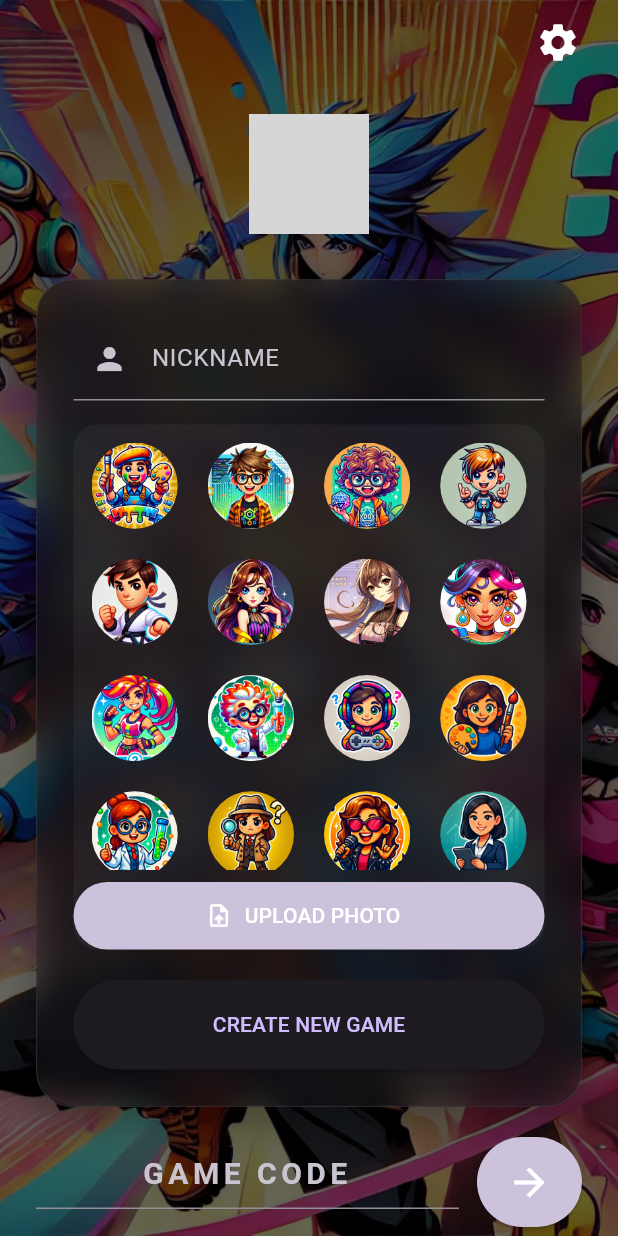
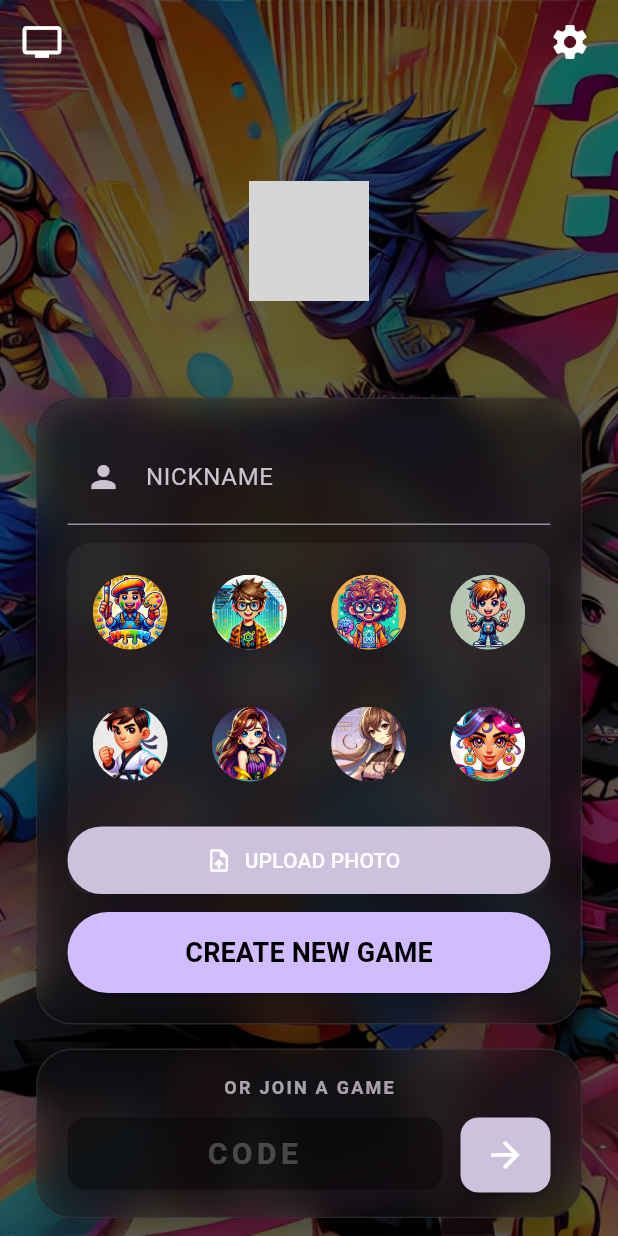
Before and after one commit to DJuchem/knowitall_client, a Flutter app: the screen it shows after launch, on a phone screen of 412 x 824 dp. Run offline on Flutter 3.47's test engine with Material 3 defaults, Android fonts, the phone set to English and light mode, and no system bars; our stand-ins replace animate_do, audioplayers, confetti, image_picker, shared_preferences, youtube_player_iframe; missing offline and left inert: dart:html, mobile_scanner, signalr_netcore; grey boxes are pictures that could not be loaded.

Commit message:
still some issues but it runs

```diff
--- a/lib/screens/welcome_screen.dart
+++ b/lib/screens/welcome_screen.dart
@@ -9,7 +9,6 @@ import '../widgets/base_scaffold.dart';
 import '../theme/app_theme.dart';
 import 'package:flutter/foundation.dart';
 import 'dart:html' as html;
-// ✅ ADD THIS for QR Scanning
 import 'package:mobile_scanner/mobile_scanner.dart';
 
 class WelcomeScreen extends StatefulWidget {
@@ -23,19 +22,16 @@ class _WelcomeScreenState extends State<WelcomeScreen> {
   final _nameController = TextEditingController();
   final _codeController = TextEditingController();
   final _tvCodeController = TextEditingController();
-
   String _selectedAvatar = "avatars/avatar_0.png";
 
+  // ... (Keep existing _serverUrl, _loadUserPrefs, _saveUserPrefs, _cleanPath, _validateInput methods) ...
+  // ... (Keep existing _openCameraScanner and _showTvDialog methods) ...
+
   String get _serverUrl {
-    // 1. PRODUCTION (Docker / Release Build)
     if (kReleaseMode && kIsWeb) {
       final location = html.window.location;
-      // Use 'http' or 'https'. SignalR handles the upgrade to wss internally.
       return "${location.protocol}//${location.host}/ws";
     }
-
-    // 2. DEVELOPMENT (Localhost Debugging)
-    // Update '5074' if your local port is different
     return "http://localhost:5074/ws";
   }
 
@@ -77,7 +73,6 @@ class _WelcomeScreenState extends State<WelcomeScreen> {
     return true;
   }
 
-  // ✅ HELPER: Open Camera Scanner
   void _openCameraScanner(BuildContext context) {
     showModalBottomSheet(
         context: context,
@@ -101,12 +96,11 @@ class _WelcomeScreenState extends State<WelcomeScreen> {
                                 final List<Barcode> barcodes = capture.barcodes;
                                 if (barcodes.isNotEmpty) {
                                     final String? code = barcodes.first.rawValue;
-                                    // Our TV code is exactly 4 chars
                                     if (code != null && code.length == 4) {
                                         setState(() {
                                             _tvCodeController.text = code.toUpperCase();
                                         });
-                                        Navigator.pop(context); // Close scanner
+                                        Navigator.pop(context);
                                         ScaffoldMessenger.of(context).showSnackBar(const SnackBar(content: Text("Code Scanned!"), backgroundColor: Colors.green));
                                     }
                                 }
@@ -125,35 +119,41 @@ class _WelcomeScreenState extends State<WelcomeScreen> {
     context: context,
     builder: (_) => AlertDialog(
       backgroundColor: theme.colorScheme.surface,
-        title: Center(child: Text("CONNECT TO TV", style: TextStyle(color: theme.colorScheme.primary, fontWeight: FontWeight.bold))),
+      title: Center(
+        child: Text(
+          "CONNECT TO TV",
+          style: TextStyle(color: theme.colorScheme.primary, fontWeight: FontWeight.bold),
+        ),
+      ),
       content: Column(
         mainAxisSize: MainAxisSize.min,
         children: [
           const Icon(Icons.tv, size: 60, color: Colors.white54),
           const SizedBox(height: 16),
-            const Text("Enter or Scan the 4-letter code displayed on the TV screen:", textAlign: TextAlign.center),
+          const Text(
+            "Enter or Scan the 4-letter code displayed on the TV screen:",
+            textAlign: TextAlign.center,
+          ),
           const SizedBox(height: 20),
           TextField(
             controller: _tvCodeController,
             textAlign: TextAlign.center,
-              style: TextStyle(color: theme.colorScheme.secondary, fontSize: 32, fontWeight: FontWeight.bold, letterSpacing: 8),
+            style: TextStyle(
+              color: theme.colorScheme.secondary,
+              fontSize: 32,
+              fontWeight: FontWeight.bold,
+              letterSpacing: 8,
+            ),
             decoration: InputDecoration(
               hintText: "ABCD",
               fillColor: theme.colorScheme.onSurface.withOpacity(0.05),
               contentPadding: const EdgeInsets.symmetric(vertical: 16),
               border: OutlineInputBorder(borderRadius: BorderRadius.circular(12)),
-                // ✅ ADD SCAN BUTTON
               suffixIcon: IconButton(
                 icon: const Icon(Icons.qr_code_scanner, color: Colors.cyanAccent),
                 onPressed: () {
-                        // Close dialog momentarily to show scanner?
-                        // Or stack scanner on top? Stack usually works better.
-                        // However, showModalBottomSheet works best from the root context.
-                        Navigator.pop(context); // Close current dialog
-                        _openCameraScanner(context); // Open Scanner
-                        // Note: You might need logic to re-open this dialog after scanning
-                        // For now, let's assume the user re-opens it or we just populate the field.
-                        // Better UX: Keep this open and open scanner on top.
+                  Navigator.pop(context);
+                  _openCameraScanner(context);
                 },
               ),
             ),
@@ -167,9 +167,15 @@ class _WelcomeScreenState extends State<WelcomeScreen> {
             final code = _tvCodeController.text.trim();
             if (code.isNotEmpty) {
               await game.linkTv(code);
+
               if (context.mounted) {
                 Navigator.pop(context);
-                  ScaffoldMessenger.of(context).showSnackBar(SnackBar(content: const Text("TV Connected!"), backgroundColor: theme.colorScheme.secondary));
+                ScaffoldMessenger.of(context).showSnackBar(
+                  SnackBar(
+                    content: const Text("TV code saved — will link when you create/join a lobby."),
+                    backgroundColor: theme.colorScheme.secondary,
+                  ),
+                );
               }
             }
           },
@@ -180,72 +186,80 @@ class _WelcomeScreenState extends State<WelcomeScreen> {
   );
 }
 
+
   @override
   Widget build(BuildContext context) {
     final game = Provider.of<GameProvider>(context);
     final theme = Theme.of(context);
 
-    void openSettings() {
-      showModalBottomSheet(
+    return BaseScaffold(
+      extendBodyBehindAppBar: true,
+      // ✅ FIX: Icons moved to AppBar for perfect alignment
+      appBar: AppBar(
+        backgroundColor: Colors.transparent,
+        elevation: 0,
+        leading: IconButton(
+          icon: const Icon(Icons.tv, color: Colors.white, size: 28),
+          onPressed: () => _showTvDialog(context, game),
+        ),
+        actions: [
+          IconButton(
+            icon: const Icon(Icons.settings, color: Colors.white, size: 28),
+            onPressed: () => showModalBottomSheet(
               context: context,
-        isScrollControlled: true,
               backgroundColor: Colors.transparent,
-        builder: (_) => const ClientSettingsSheet(),
-      );
-    }
-
-    return BaseScaffold(
-      showSettings: true,
-      extendBodyBehindAppBar: true,
-      onSettingsTap: openSettings,
+              builder: (_) => const ClientSettingsSheet()
+            ),
+          ),
+          const SizedBox(width: 8),
+        ],
+      ),
       body: SafeArea(
+        child: Padding(
+          padding: const EdgeInsets.fromLTRB(24, 0, 24, 12),
+          child: Column(
+            crossAxisAlignment: CrossAxisAlignment.stretch,
+            children: [
+              // 1. LOGO (Flexible)
+              Expanded(
+                flex: 3,
                 child: Center(
-          child: SingleChildScrollView(
-            child: ConstrainedBox(
-              constraints: const BoxConstraints(maxWidth: 500),
-              child: Padding(
-                padding: const EdgeInsets.symmetric(horizontal: 24.0, vertical: 20),
-                child: Column(
-                  mainAxisAlignment: MainAxisAlignment.center,
-                  children: [
-
-                    // 1. LOGO
-                    FadeInDown(
                   child: Hero(
                     tag: 'app_logo',
                     child: Image.asset(
                       _cleanPath(game.config.logoPath),
                       fit: BoxFit.contain,
-                          height: 120,
+                      // Ensure it doesn't get ridiculously large on tablets
+                      width: 400,
                       errorBuilder: (_,__,___) => const Icon(Icons.quiz, size: 80, color: Colors.white),
                     ),
                   ),
                 ),
+              ),
 
-                    const SizedBox(height: 30),
-
-                    // 2. MAIN CARD
-                    FadeInUp(
+              // 2. PROFILE CARD (Expanded)
+              Expanded(
+                flex: 6,
+                child: FadeInUp(
                   child: GlassContainer(
-                        padding: const EdgeInsets.all(24),
+                    padding: const EdgeInsets.all(20),
                     child: Column(
                       mainAxisSize: MainAxisSize.min,
                       children: [
-                            // NICKNAME
                         TextField(
                           controller: _nameController,
                           style: TextStyle(color: theme.colorScheme.onSurface),
                           decoration: const InputDecoration(
                             prefixIcon: Icon(Icons.person),
                             labelText: "NICKNAME",
+                            contentPadding: EdgeInsets.symmetric(vertical: 12, horizontal: 16),
                           ),
                         ),
+                        const SizedBox(height: 12),
 
-                            const SizedBox(height: 16),
-
-                            // ✅ FIXED: AVATAR SELECTOR (Fixed Height container)
-                            Container(
-                              height: 350, // Fixed height ensures multi-row visibility
+                        // Avatar takes remaining space inside card
+                        Expanded(
+                          child: Container(
                             decoration: BoxDecoration(
                               color: theme.colorScheme.onSurface.withOpacity(0.05),
                               borderRadius: BorderRadius.circular(16)
@@ -255,14 +269,18 @@ class _WelcomeScreenState extends State<WelcomeScreen> {
                               onSelect: (val) => setState(() => _selectedAvatar = _cleanPath(val)),
                             ),
                           ),
+                        ),
 
-                            const SizedBox(height: 20),
+                        const SizedBox(height: 12),
 
-                            // CREATE BUTTON
                         SizedBox(
                           width: double.infinity,
-                              height: 60,
+                          height: 54,
                           child: ElevatedButton(
+                            style: ElevatedButton.styleFrom(
+                              backgroundColor: theme.colorScheme.primary,
+                              foregroundColor: Colors.black,
+                            ),
                             onPressed: () async {
                               if (!_validateInput(context)) return;
                               await _saveUserPrefs();
@@ -271,45 +289,55 @@ class _WelcomeScreenState extends State<WelcomeScreen> {
                               await game.connect(_serverUrl);
                               game.setAppState(AppState.create);
                             },
-                                child: const Text("CREATE NEW GAME"),
+                            child: const Text("CREATE NEW GAME", style: TextStyle(fontSize: 18, fontWeight: FontWeight.bold)),
                           ),
                         ),
                       ],
                     ),
                   ),
                 ),
+              ),
 
-                    const SizedBox(height: 20),
+              const SizedBox(height: 16),
 
-                    // 3. JOIN & TV
+              // 3. JOIN GAME (Bottom Fixed)
               FadeInUp(
                 delay: const Duration(milliseconds: 200),
+                child: GlassContainer(
+                  padding: const EdgeInsets.symmetric(vertical: 16, horizontal: 20),
                   child: Column(
                     children: [
+                      Text("OR JOIN A GAME", style: TextStyle(color: theme.colorScheme.onSurface.withOpacity(0.7), fontWeight: FontWeight.bold, fontSize: 12, letterSpacing: 1.5)),
+                      const SizedBox(height: 12),
                       Row(
                         children: [
                           Expanded(
                             child: SizedBox(
-                                  height: 60,
+                              height: 50,
                               child: TextField(
                                 controller: _codeController,
                                 style: TextStyle(color: theme.colorScheme.onSurface, fontWeight: FontWeight.bold, letterSpacing: 3, fontSize: 20),
                                 textAlign: TextAlign.center,
-                                    decoration: const InputDecoration(
-                                      hintText: "GAME CODE",
-                                      contentPadding: EdgeInsets.symmetric(horizontal: 16),
+                                decoration: InputDecoration(
+                                  hintText: "CODE",
+                                  hintStyle: TextStyle(color: Colors.white24),
+                                  filled: true,
+                                  fillColor: Colors.black38,
+                                  contentPadding: const EdgeInsets.symmetric(horizontal: 16),
+                                  border: OutlineInputBorder(borderRadius: BorderRadius.circular(12), borderSide: BorderSide.none),
                                 ),
                               ),
                             ),
                           ),
                           const SizedBox(width: 12),
                           SizedBox(
-                                height: 60,
-                                width: 70,
+                            height: 50,
+                            width: 60,
                             child: ElevatedButton(
                               style: ElevatedButton.styleFrom(
                                 backgroundColor: theme.colorScheme.secondary,
                                 padding: EdgeInsets.zero,
+                                shape: RoundedRectangleBorder(borderRadius: BorderRadius.circular(12))
                               ),
                               onPressed: () async {
                                 if (!_validateInput(context)) return;
@@ -321,28 +349,19 @@ class _WelcomeScreenState extends State<WelcomeScreen> {
                                 await game.connect(_serverUrl);
                                 await game.joinLobby(code, _nameController.text.trim(), _cleanPath(_selectedAvatar));
                               },
-                                  child: const Icon(Icons.arrow_forward, color: Colors.white, size: 30),
+                              child: const Icon(Icons.arrow_forward, color: Colors.white, size: 28),
                             ),
                           ),
                         ],
                       ),
-
-                          const SizedBox(height: 10),
-                          TextButton.icon(
-                            onPressed: () => _showTvDialog(context, game),
-                            icon: Icon(Icons.tv, color: theme.colorScheme.secondary),
-                            label: Text("CONNECT TO TV", style: TextStyle(color: theme.colorScheme.secondary)),
+                    ],
                   ),
-                        ],
                 ),
               ),
             ],
           ),
         ),
       ),
-          ),
-        ),
-      ),
     );
   }
 }
--- a/lib/widgets/avatar_selector.dart
+++ b/lib/widgets/avatar_selector.dart
@@ -104,20 +104,25 @@ class _AvatarSelectorState extends State<AvatarSelector> {
 
   @override
 Widget build(BuildContext context) {
-    if (_isLoading) return const SizedBox(height: 100, child: Center(child: CircularProgressIndicator()));
+  if (_isLoading) {
+    return const SizedBox(height: 100, child: Center(child: CircularProgressIndicator()));
+  }
 
   final theme = Theme.of(context);
   final isCustom = widget.initialAvatar.startsWith("data:");
 
+  const double avatarSize = 56; // ✅ fixed size (no scaling)
+  const double tileExtent = 76; // ✅ fixed tile size (includes padding/border)
+
   return Column(
     children: [
-        // ✅ FIX: Use Expanded instead of SizedBox(height: 300) to prevent overflow
       Expanded(
         child: GridView.builder(
           controller: _scrollController,
           padding: const EdgeInsets.all(8),
-            gridDelegate: const SliverGridDelegateWithFixedCrossAxisCount(
-              crossAxisCount: 4,
+          gridDelegate: const SliverGridDelegateWithMaxCrossAxisExtent(
+            maxCrossAxisExtent: tileExtent, // ✅ prevents giant tiles on large screens
+            mainAxisExtent: tileExtent,
             crossAxisSpacing: 12,
             mainAxisSpacing: 12,
           ),
@@ -126,20 +131,31 @@ class _AvatarSelectorState extends State<AvatarSelector> {
             final path = _avatars[i];
             final isSelected = !isCustom && _normalizePath(path) == _normalizePath(widget.initialAvatar);
 
-              return GestureDetector(
+            return Center(
+              child: GestureDetector(
                 onTap: () => widget.onSelect("assets/$path"),
+                child: SizedBox(
+                  width: avatarSize,
+                  height: avatarSize,
                   child: AnimatedContainer(
                     duration: const Duration(milliseconds: 200),
                     decoration: BoxDecoration(
                       shape: BoxShape.circle,
-                    border: Border.all(color: isSelected ? theme.colorScheme.primary : Colors.transparent, width: 4),
-                    boxShadow: isSelected ? [BoxShadow(color: theme.colorScheme.primary.withOpacity(0.5), blurRadius: 8)] : [],
+                      border: Border.all(
+                        color: isSelected ? theme.colorScheme.primary : Colors.transparent,
+                        width: 3,
+                      ),
+                      boxShadow: isSelected
+                          ? [BoxShadow(color: theme.colorScheme.primary.withOpacity(0.5), blurRadius: 8)]
+                          : const [],
                     ),
                     child: ClipOval(
                       child: Image.asset(
                         "assets/$path",
                         fit: BoxFit.cover,
                         errorBuilder: (_, __, ___) => const Icon(Icons.person, color: Colors.white30),
+                      ),
+                    ),
                   ),
                 ),
               ),
@@ -157,15 +173,23 @@ class _AvatarSelectorState extends State<AvatarSelector> {
               const Text("Custom Avatar Selected", style: TextStyle(color: Colors.white70, fontSize: 12)),
               const SizedBox(width: 8),
               Container(
-                  width: 30, height: 30,
-                  decoration: BoxDecoration(shape: BoxShape.circle, border: Border.all(color: theme.colorScheme.primary)),
-                  child: ClipOval(child: Image.memory(base64Decode(widget.initialAvatar.split(',')[1]), fit: BoxFit.cover)),
+                width: 30,
+                height: 30,
+                decoration: BoxDecoration(
+                  shape: BoxShape.circle,
+                  border: Border.all(color: theme.colorScheme.primary),
+                ),
+                child: ClipOval(
+                  child: Image.memory(
+                    base64Decode(widget.initialAvatar.split(',')[1]),
+                    fit: BoxFit.cover,
+                  ),
+                ),
               )
             ],
           ),
         ),
 
-        // ✅ FILE PICKER BUTTON (Always visible at bottom)
       Padding(
         padding: const EdgeInsets.only(top: 8),
         child: SizedBox(
```
Also changed, not shown: lib/providers/game_provider.dart (+57 -14 lines), lib/screens/lobby_screen.dart (+4 -8 lines), lib/widgets/chat_sheet.dart (+27 -30 lines), lib/widgets/lobby_settings_sheet.dart (+48 -11 lines), 1 other file. Lines whose indentation alone changed are shown as unchanged.
